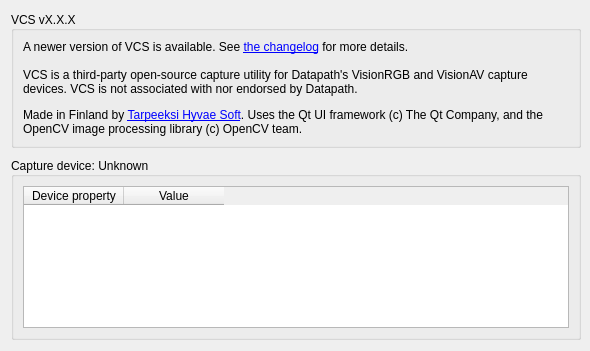
This is src/display/qt/dialogs/ui/about_dialog.ui in mrehkopf/vcs as Qt 5 draws it before an edit. The edited form follows.
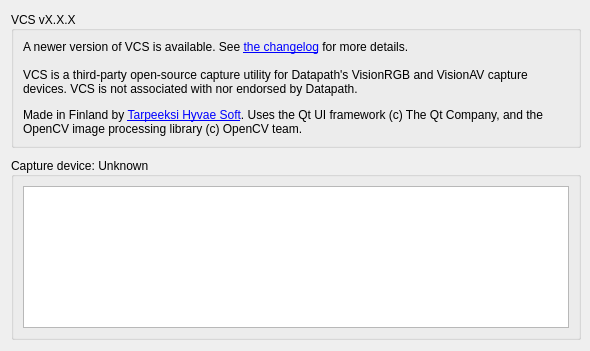
This is the edited form.

```diff
--- a/src/display/qt/dialogs/ui/about_dialog.ui
+++ b/src/display/qt/dialogs/ui/about_dialog.ui
@@ -150,7 +150,7 @@
              <bool>false</bool>
             </property>
             <attribute name="horizontalHeaderVisible">
-             <bool>true</bool>
+             <bool>false</bool>
             </attribute>
             <attribute name="horizontalHeaderHighlightSections">
              <bool>true</bool>
```
